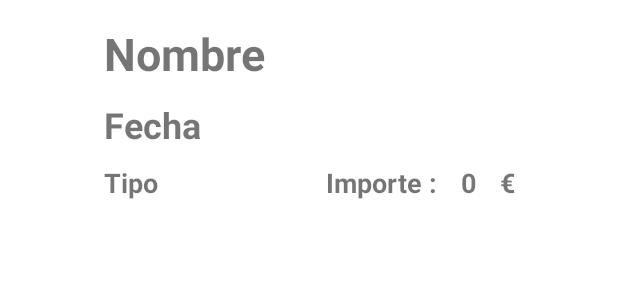
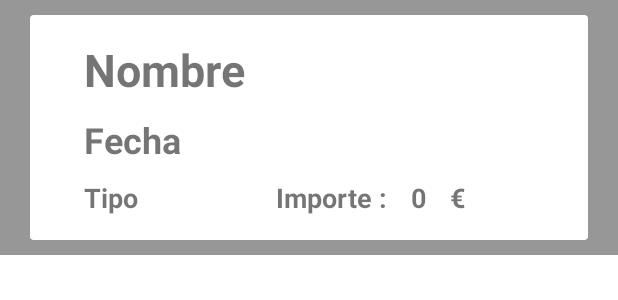
Before and after one commit to JorgeAlonsoLopez/Proyecto_AoA_School, an Android app: the layout fragment_facturas.xml on its own in the app's theme, with its tools: preview values and no code run, on a phone screen of 412 x 824 dp. Shown: the top 300 px of the screen. Run offline under Robolectric (Android 15) with nearby library versions, the phone set to English and light mode, and no system bars.

Commit message:
facturas funcional

```diff
--- a/Android/app/src/main/java/com/salesianos/flyschool/ui/menu/MenuActivity.kt
+++ b/Android/app/src/main/java/com/salesianos/flyschool/ui/menu/MenuActivity.kt
@@ -58,6 +58,7 @@ class MenuActivity : AppCompatActivity() {
         val registrosAdmin = navView.menu.findItem(R.id.listaRegistrosFragment)
         val aeronavesPiloto = navView.menu.findItem(R.id.pilotoAeronavesFragment)
         val compra = navView.menu.findItem(R.id.comprasFragment)
+        val facturas = navView.menu.findItem(R.id.facturasFragment)
 
         usuarios.isVisible = true
         productosAdmin.isVisible = true
@@ -66,6 +67,7 @@ class MenuActivity : AppCompatActivity() {
         registrosAdmin.isVisible = true
         aeronavesPiloto.isVisible = true
         compra.isVisible = true
+        facturas.isVisible = true
 
         retrofit = Retrofit.Builder()
                 .baseUrl(baseUrl)
@@ -86,6 +88,7 @@ class MenuActivity : AppCompatActivity() {
                     if(response.body()?.rol!! == "ADMIN"){
                         aeronavesPiloto.isVisible = false
                         compra.isVisible = false
+                        facturas.isVisible = false
 
                     }else{
                         aeronavesAdmin.isVisible = false
@@ -106,7 +109,7 @@ class MenuActivity : AppCompatActivity() {
             setOf(
             R.id.tiempoFragment, R.id.detalleUsuarioFragment, R.id.listadoUsuariosMainFragment3, R.id.passwordFragment,
                 R.id.listadoAeronavesMainFragment, R.id.listaProductosMainFragment, R.id.listaFacturasFragment, R.id.listaRegistrosFragment,
-                    R.id.pilotoAeronavesFragment, R.id.comprasFragment
+                    R.id.pilotoAeronavesFragment, R.id.comprasFragment, R.id.facturasFragment
             ), drawerLayout
         )
         setupActionBarWithNavController(navController, appBarConfiguration)
--- a/Android/app/src/main/java/com/salesianos/flyschool/ui/menu/ui/admin/listaFactura/ListaFacturaViewModel.kt
+++ b/Android/app/src/main/java/com/salesianos/flyschool/ui/menu/ui/admin/listaFactura/ListaFacturaViewModel.kt
@@ -59,10 +59,5 @@ class ListaFacturaViewModel(application : Application) : AndroidViewModel(applic
         })
     }
 
-    fun reload() {
-        getFacturas()
-    }
-
-
 
 }
--- a/Android/app/src/main/java/com/salesianos/flyschool/ui/menu/ui/admin/listaFactura/ListaFacturasRecyclerViewAdapter.kt
+++ b/Android/app/src/main/java/com/salesianos/flyschool/ui/menu/ui/admin/listaFactura/ListaFacturasRecyclerViewAdapter.kt
@@ -25,7 +25,7 @@ class ListaFacturasRecyclerViewAdapter(
 
     override fun onBindViewHolder(holder: ViewHolder, position: Int) {
         val item = values[position]
-        var fechaNac =item.fecha.split("-")?.get(2)+"/"+item.fecha.split("-")?.get(1)+"/"+item.fecha.split("-")?.get(0)
+        var fechaNac =item.fecha.subSequence(8,10).toString()+"/"+item.fecha.subSequence(5,7).toString()+"/"+item.fecha.subSequence(0,4).toString()+" "+item.fecha.subSequence(11,16).toString()
         holder.nombre.text = item.producto.nombre
         holder.precio.text = item.producto.precio.toString()
         holder.comprador.text = item.comprador.nombreCompleto
@@ -53,7 +53,5 @@ class ListaFacturasRecyclerViewAdapter(
         val fecha: TextView = view.findViewById(R.id.date_compra_factura_value)
         val tipo: TextView = view.findViewById(R.id.text_tipo_factura_value)
         val precio: TextView = view.findViewById(R.id.text_precio_factura_value)
-
-
     }
 }
--- a/Android/app/src/main/res/layout/fragment_compras_list.xml
+++ b/Android/app/src/main/res/layout/fragment_compras_list.xml
@@ -6,8 +6,6 @@
     android:name="com.salesianos.flyschool.ui.menu.ui.piloto.compras.ComprasFragment"
     android:layout_width="match_parent"
     android:layout_height="match_parent"
-    android:layout_marginLeft="16dp"
-    android:layout_marginRight="16dp"
     app:layoutManager="LinearLayoutManager"
     tools:context=".ui.menu.ui.piloto.compras.ComprasFragment"
     tools:listitem="@layout/fragment_compras" />
--- a/Android/app/src/main/res/layout/fragment_facturas.xml
+++ b/Android/app/src/main/res/layout/fragment_facturas.xml
@@ -1,22 +1,29 @@
 <?xml version="1.0" encoding="utf-8"?>
-<LinearLayout xmlns:android="http://schemas.android.com/apk/res/android"
+<androidx.constraintlayout.widget.ConstraintLayout xmlns:android="http://schemas.android.com/apk/res/android"
     xmlns:app="http://schemas.android.com/apk/res-auto"
     xmlns:tools="http://schemas.android.com/tools"
-    android:layout_width="wrap_content"
+    android:layout_width="match_parent"
     android:layout_height="wrap_content"
-    android:layout_marginStart="25dp"
-    android:layout_marginBottom="15dp"
-    android:orientation="horizontal">
+    android:background="#979797"
+    android:orientation="horizontal"
+    android:paddingStart="20dp"
+    android:paddingTop="10dp"
+    android:paddingEnd="20dp"
+    android:paddingBottom="10dp">
+
+    <androidx.cardview.widget.CardView
+        android:layout_width="match_parent"
+        android:layout_height="match_parent">
 
         <androidx.constraintlayout.widget.ConstraintLayout
-        android:layout_width="360dp"
+            android:layout_width="match_parent"
             android:layout_height="150dp">
 
             <TextView
                 android:id="@+id/textView5"
                 android:layout_width="wrap_content"
                 android:layout_height="wrap_content"
-            android:layout_marginStart="192dp"
+                android:layout_marginStart="164dp"
                 android:layout_marginBottom="16dp"
                 android:text="@string/text_importe"
                 android:textSize="18sp"
@@ -32,16 +39,16 @@
                 android:text="@string/text_euro"
                 android:textSize="18sp"
                 android:textStyle="bold"
-            app:layout_constraintBottom_toBottomOf="@+id/text_precio_factura_value"
-            app:layout_constraintStart_toEndOf="@+id/text_precio_factura_value"
-            app:layout_constraintTop_toTopOf="@+id/text_precio_factura_value" />
+                app:layout_constraintBottom_toBottomOf="@+id/text_precio_factura_piloto_value"
+                app:layout_constraintStart_toEndOf="@+id/text_precio_factura_piloto_value"
+                app:layout_constraintTop_toTopOf="@+id/text_precio_factura_piloto_value" />
 
             <TextView
-            android:id="@+id/text_nombre_factura_value"
+                android:id="@+id/text_nombre_factura_piloto_value"
                 android:layout_width="wrap_content"
                 android:layout_height="wrap_content"
-            android:layout_marginStart="44dp"
-            android:layout_marginTop="15dp"
+                android:layout_marginStart="36dp"
+                android:layout_marginTop="16dp"
                 android:text="Nombre"
                 android:textSize="30sp"
                 android:textStyle="bold"
@@ -49,18 +56,18 @@
                 app:layout_constraintTop_toTopOf="parent" />
 
             <TextView
-            android:id="@+id/date_compra_factura_value"
+                android:id="@+id/date_compra_factura_piloto_value"
                 android:layout_width="wrap_content"
                 android:layout_height="wrap_content"
-            android:layout_marginBottom="10dp"
+                android:layout_marginTop="10dp"
                 android:text="Fecha"
                 android:textSize="24sp"
                 android:textStyle="bold"
-            app:layout_constraintBottom_toTopOf="@+id/text_tipo_factura_value"
-            app:layout_constraintStart_toStartOf="@+id/text_nombre_factura_value" />
+                app:layout_constraintStart_toStartOf="@+id/text_nombre_factura_piloto_value"
+                app:layout_constraintTop_toBottomOf="@+id/text_nombre_factura_piloto_value" />
 
             <TextView
-            android:id="@+id/text_tipo_factura_value"
+                android:id="@+id/text_tipo_factura_piloto_value"
                 android:layout_width="wrap_content"
                 android:layout_height="wrap_content"
                 android:layout_marginBottom="16dp"
@@ -68,10 +75,10 @@
                 android:textSize="18sp"
                 android:textStyle="bold"
                 app:layout_constraintBottom_toBottomOf="parent"
-            app:layout_constraintStart_toStartOf="@+id/date_compra_factura_value" />
+                app:layout_constraintStart_toStartOf="@+id/date_compra_factura_piloto_value" />
 
             <TextView
-            android:id="@+id/text_precio_factura_value"
+                android:id="@+id/text_precio_factura_piloto_value"
                 android:layout_width="wrap_content"
                 android:layout_height="wrap_content"
                 android:layout_marginStart="16dp"
@@ -84,5 +91,6 @@
                 app:layout_constraintVertical_bias="0.0" />
 
         </androidx.constraintlayout.widget.ConstraintLayout>
+    </androidx.cardview.widget.CardView>
 
-</LinearLayout>
+</androidx.constraintlayout.widget.ConstraintLayout>
--- a/Android/app/src/main/res/layout/fragment_facturas_list.xml
+++ b/Android/app/src/main/res/layout/fragment_facturas_list.xml
@@ -6,8 +6,6 @@
     android:name="com.salesianos.flyschool.ui.menu.ui.piloto.facturas.FacturasFragment"
     android:layout_width="match_parent"
     android:layout_height="match_parent"
-    android:layout_marginLeft="16dp"
-    android:layout_marginRight="16dp"
     app:layoutManager="LinearLayoutManager"
     tools:context=".ui.menu.ui.piloto.facturas.FacturasFragment"
     tools:listitem="@layout/fragment_facturas" />
--- a/Android/app/src/main/res/layout/fragment_lista_facturas_list.xml
+++ b/Android/app/src/main/res/layout/fragment_lista_facturas_list.xml
@@ -6,8 +6,6 @@
     android:name="com.salesianos.flyschool.ui.menu.ui.admin.listaFactura.LisatFacturasFragment"
     android:layout_width="match_parent"
     android:layout_height="match_parent"
-    android:layout_marginLeft="16dp"
-    android:layout_marginRight="16dp"
     app:layoutManager="LinearLayoutManager"
     tools:context=".ui.menu.ui.admin.listaFactura.ListaFacturasFragment"
     tools:listitem="@layout/fragment_lista_facturas" />
--- a/Android/app/src/main/res/layout/fragment_lista_productos_list.xml
+++ b/Android/app/src/main/res/layout/fragment_lista_productos_list.xml
@@ -6,8 +6,6 @@
     android:name="com.salesianos.flyschool.ui.menu.ui.admin.listaProductos.ListaProductosFragment"
     android:layout_width="match_parent"
     android:layout_height="match_parent"
-    android:layout_marginLeft="16dp"
-    android:layout_marginRight="16dp"
     app:layoutManager="LinearLayoutManager"
     tools:context=".ui.menu.ui.admin.listaProductos.ListaProductosFragment"
     tools:listitem="@layout/fragment_lista_productos" />
--- a/Android/app/src/main/res/layout/fragment_lista_registros_list.xml
+++ b/Android/app/src/main/res/layout/fragment_lista_registros_list.xml
@@ -6,8 +6,6 @@
     android:name="com.salesianos.flyschool.ui.menu.ui.admin.listaRegistros.ListaRegistrosFragment"
     android:layout_width="match_parent"
     android:layout_height="match_parent"
-    android:layout_marginLeft="16dp"
-    android:layout_marginRight="16dp"
     app:layoutManager="LinearLayoutManager"
     tools:context=".ui.menu.ui.admin.listaRegistros.ListaRegistrosFragment"
     tools:listitem="@layout/fragment_lista_registros" />
--- a/Android/app/src/main/res/layout/fragment_registro_horas_list.xml
+++ b/Android/app/src/main/res/layout/fragment_registro_horas_list.xml
@@ -6,8 +6,6 @@
     android:name="com.salesianos.flyschool.ui.menu.ui.piloto.registroHoras.RegistroHorasFragment"
     android:layout_width="match_parent"
     android:layout_height="match_parent"
-    android:layout_marginLeft="16dp"
-    android:layout_marginRight="16dp"
     app:layoutManager="LinearLayoutManager"
     tools:context=".ui.menu.ui.piloto.registroHoras.RegistroHorasFragment"
     tools:listitem="@layout/fragment_registro_horas" />
--- a/Android/app/src/main/res/menu/activity_main_drawer.xml
+++ b/Android/app/src/main/res/menu/activity_main_drawer.xml
@@ -41,6 +41,11 @@
             android:title="@string/menu_listado_facturas" />
 
         <item
+            android:id="@+id/facturasFragment"
+            android:icon="@drawable/ic_factura"
+            android:title="@string/menu_listado_facturas_cliente" />
+
+        <item
             android:id="@+id/listaRegistrosFragment"
             android:icon="@drawable/ic_baseline_timer_24"
             android:title="@string/menu_listado_registros" />
--- a/Android/app/src/main/res/navigation/mobile_navigation.xml
+++ b/Android/app/src/main/res/navigation/mobile_navigation.xml
@@ -56,4 +56,9 @@
         android:name="com.salesianos.flyschool.ui.menu.ui.piloto.compras.ComprasFragment"
         android:label="fragment_compras_list"
         tools:layout="@layout/fragment_compras_list" />
+    <fragment
+        android:id="@+id/facturasFragment"
+        android:name="com.salesianos.flyschool.ui.menu.ui.piloto.facturas.FacturasFragment"
+        android:label="fragment_facturas_list"
+        tools:layout="@layout/fragment_facturas_list" />
 </navigation>
--- a/Android/app/src/main/res/values/strings.xml
+++ b/Android/app/src/main/res/values/strings.xml
@@ -33,6 +33,7 @@
     <string name="menu_listado_aeronaves">Listado de aeronaves</string>
     <string name="menu_listado_productos">Listado de productos</string>
     <string name="menu_listado_facturas">Facturas de clientes</string>
+    <string name="menu_listado_facturas_cliente">Facturas</string>
     <string name="menu_listado_registros">Registros de clientes</string>
 
     <string name="con_licencia">Posee la licencia de vuelo</string>
```
Also changed, not shown: Android/app/src/main/java/com/salesianos/flyschool/ui/menu/ui/piloto/facturas/FacturasFragment.kt (+25 -31 lines), Android/app/src/main/java/com/salesianos/flyschool/ui/menu/ui/piloto/facturas/FacturasRecyclerViewAdapter.kt (+28 -9 lines), Android/app/src/main/java/com/salesianos/flyschool/ui/menu/ui/piloto/facturas/FacturasViewModel.kt (+59 -1 lines), Android/app/src/main/res/layout/fragment_compras.xml (+17 -7 lines), Android/app/src/main/res/layout/fragment_lista_productos.xml (+14 -6 lines), Android/app/src/main/res/layout/fragment_registro_horas.xml (+14 -6 lines). Lines whose indentation alone changed are shown as unchanged.
